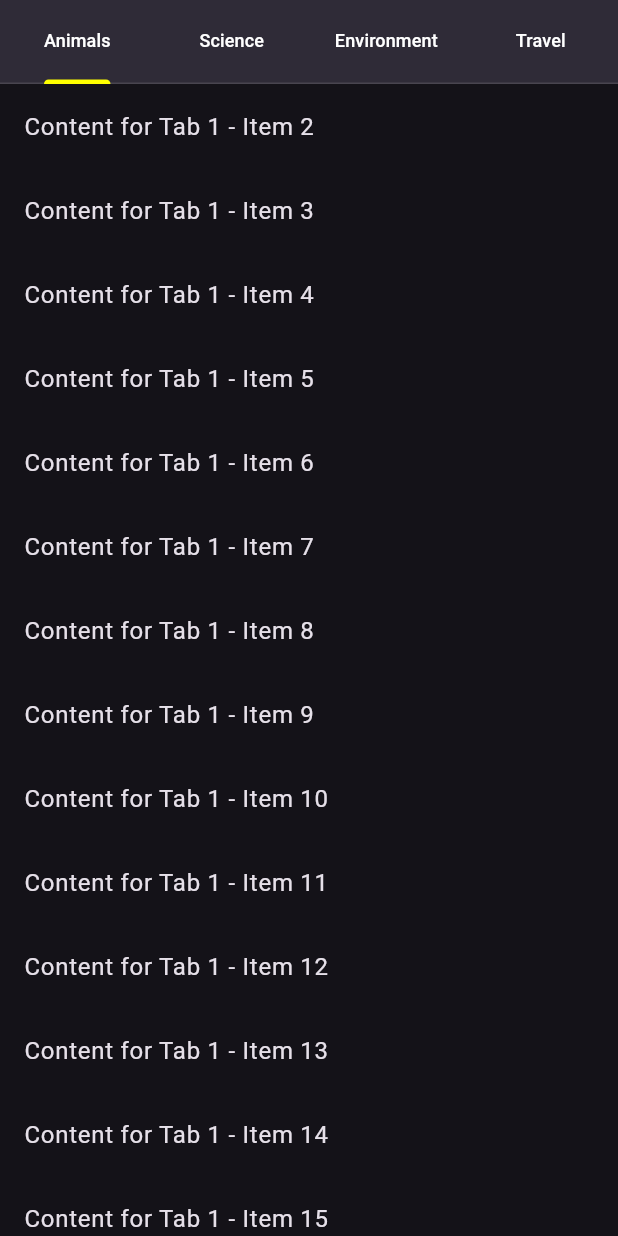
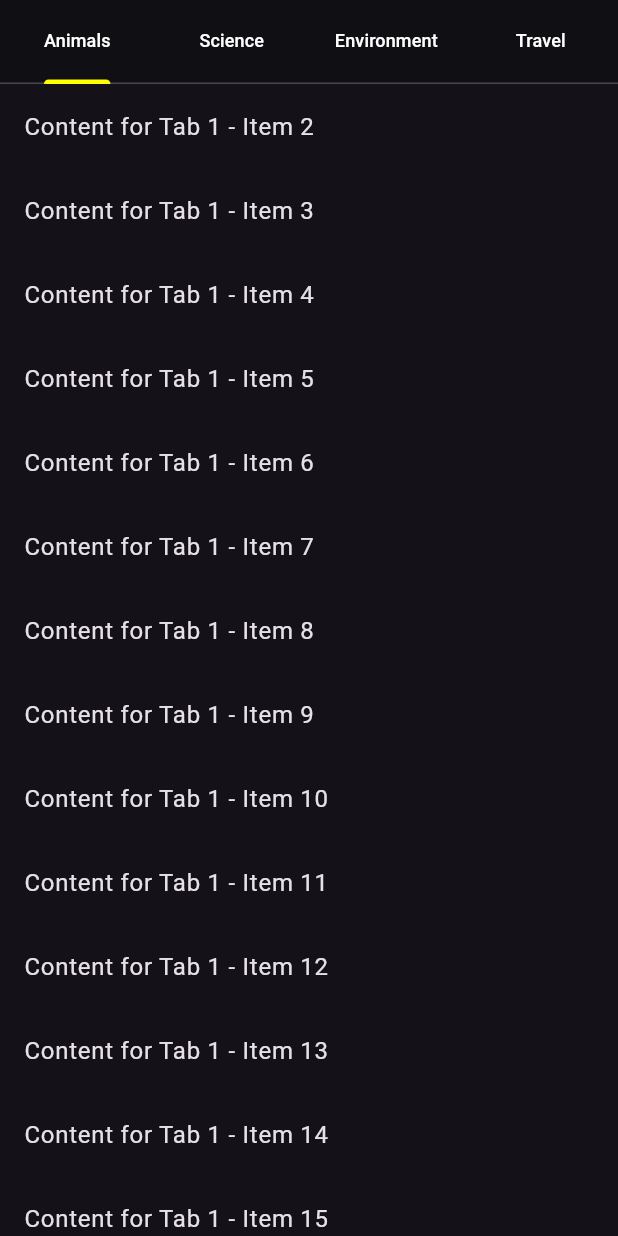
Before and after one commit to AmrElzohairy/animals_app, a Flutter app: the HomeView screen opened directly, scrolled down 327 dp, on a phone screen of 412 x 824 dp. Run offline on Flutter 3.47's test engine with Material 3 defaults, Android fonts, the light colour scheme and no system bars; our stand-ins replace carousel_slider, dots_indicator; network calls fail.

Commit message:
fix app bar

```diff
--- a/lib/features/home/presentation/ui/widgets/home_view.dart
+++ b/lib/features/home/presentation/ui/widgets/home_view.dart
@@ -32,6 +32,8 @@ class _HomeViewState extends State<HomeView> with TickerProviderStateMixin {
             SliverToBoxAdapter(child: SafeArea(child: HomeHeader())),
             SliverToBoxAdapter(child: HomeCarosalSlider()),
             SliverAppBar(
+              shadowColor: Colors.transparent,
+              backgroundColor: Colors.black,
               automaticallyImplyLeading: false,
               floating: false,
               pinned: true,
```
